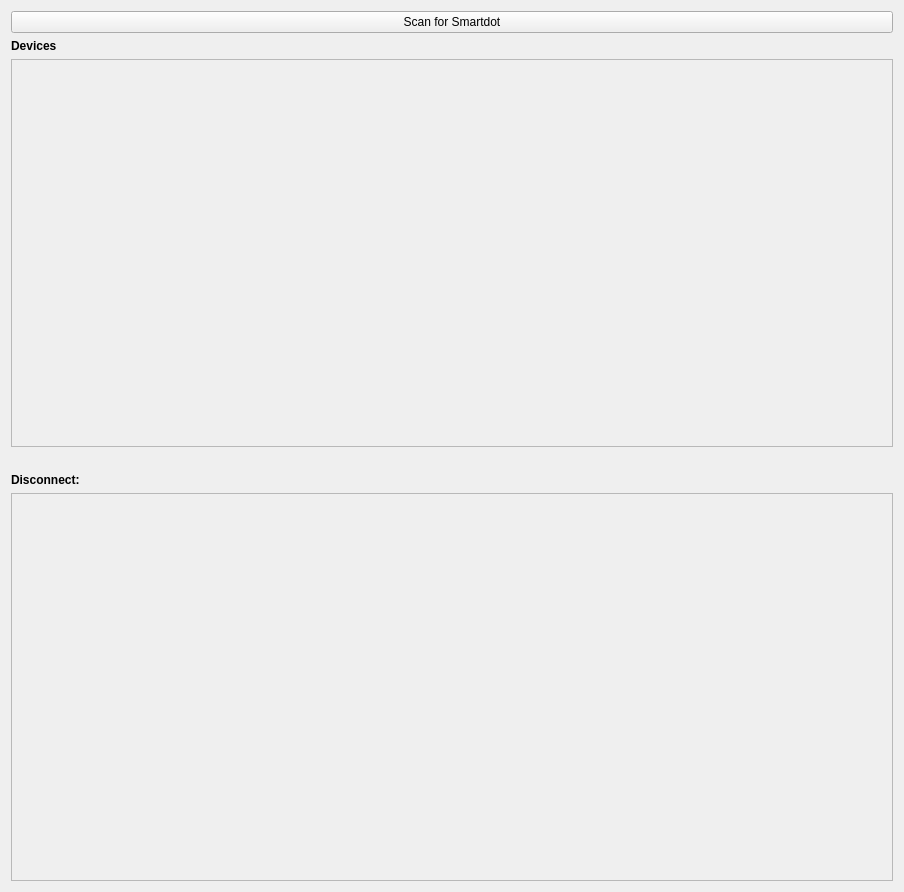
Qt form frontend/SmartDotConnectWidget.ui (YCP-Rev-Metrix/BallSpinner-Controller-v2) before a commit.
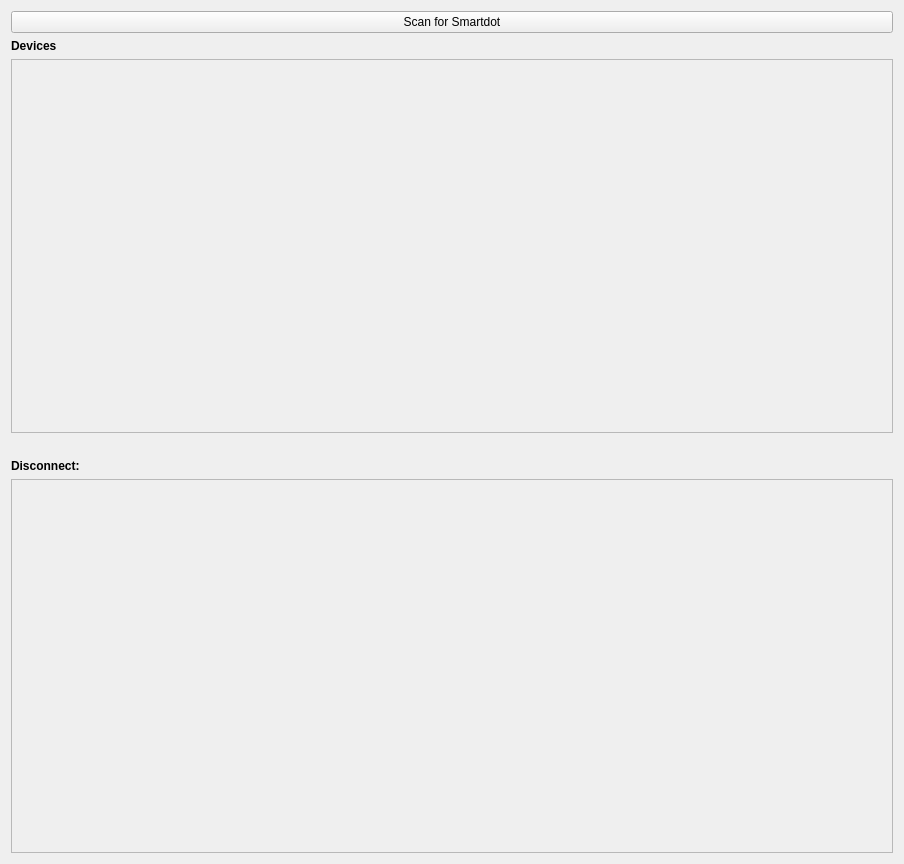
The same form after that commit.

What changed in the file:
```diff
--- a/frontend/SmartDotConnectWidget.ui
+++ b/frontend/SmartDotConnectWidget.ui
@@ -7,7 +7,7 @@
     <x>0</x>
     <y>0</y>
     <width>904</width>
-    <height>892</height>
+    <height>864</height>
    </rect>
   </property>
   <property name="windowTitle">
@@ -45,7 +45,7 @@
         <x>0</x>
         <y>0</y>
         <width>878</width>
-        <height>816</height>
+        <height>360</height>
        </rect>
       </property>
      </widget>
@@ -82,7 +82,7 @@
         <x>0</x>
         <y>0</y>
         <width>878</width>
-        <height>816</height>
+        <height>360</height>
        </rect>
       </property>
      </widget>
```
Lines whose indentation alone changed are shown as unchanged.
